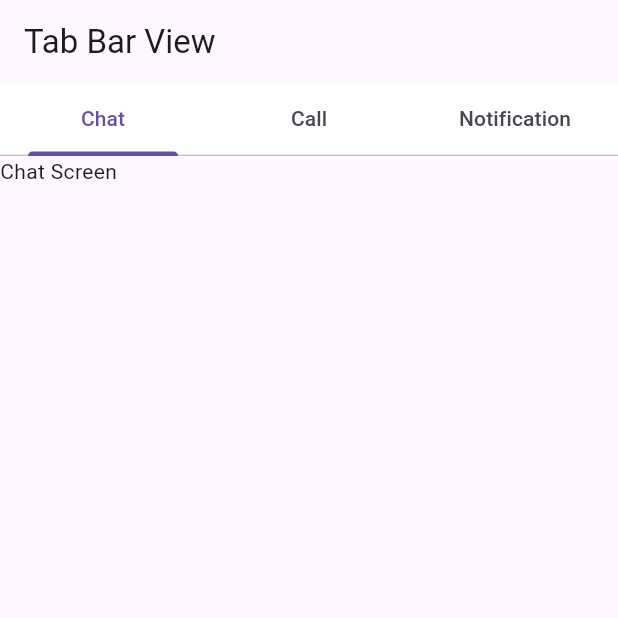
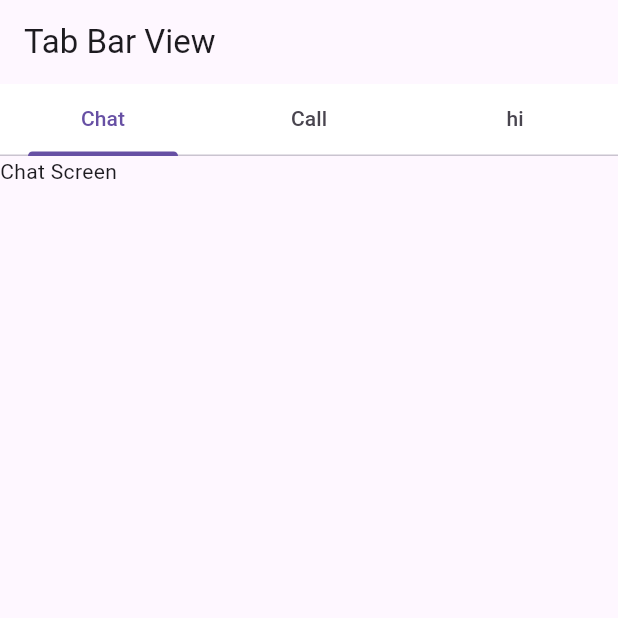
Before and after one commit to mianusama4087/newproject, a Flutter app: the screen it shows after launch, on a phone screen of 412 x 824 dp, the top half of it. Run offline on Flutter 3.47's test engine with Material 3 defaults, Android fonts, the phone set to English and light mode, and no system bars; our stand-ins replace flutter_onboarding_slider; missing offline and left inert: dart:ffi.

Commit message:
update coda

```diff
--- a/lib/tab_bar.dart
+++ b/lib/tab_bar.dart
@@ -45,7 +45,7 @@ class _MyTabBarState extends State<MyTabBar>
                   ),
                 ),
                 Tab(text: 'Call'),
-                Tab(text: 'Notification'),
+                Tab(text: 'hi'),
               ],
             ),
           ),
```
